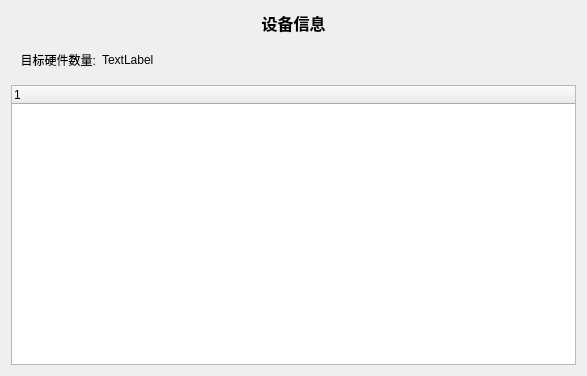
Old version of the form operationInterface/informationwidget.ui in the repository RobbinLin7/arinc615-a.
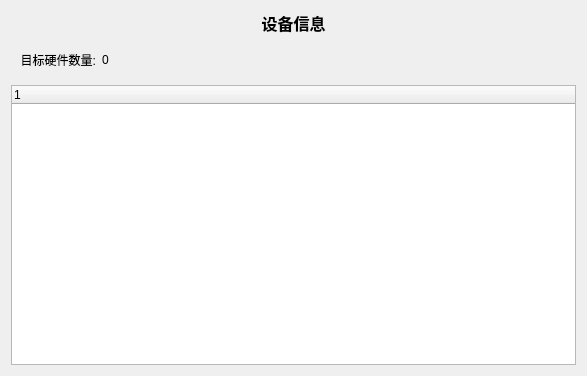
New version of the form. Icons and pictures are not drawn.

Diff of the .ui file:
```diff
--- a/operationInterface/informationwidget.ui
+++ b/operationInterface/informationwidget.ui
@@ -52,7 +52,7 @@
       <item>
        <widget class="QLabel" name="targetNumLabel">
         <property name="text">
-         <string>TextLabel</string>
+         <string>0</string>
         </property>
        </widget>
       </item>
```
